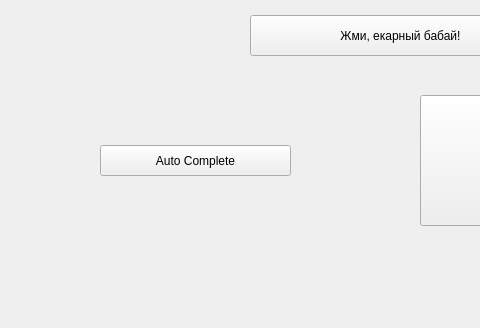
Above: mainwindow.ui from kostyastrong/Turing-Machine-School before the change; both pictures show x 0 to 480 and y 374 to 702 of the 1303 by 702 pixel window. Below: the same form after it.
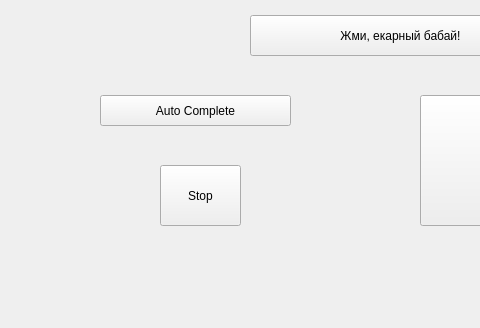
That is the form after the change.

```diff
--- a/mainwindow.ui
+++ b/mainwindow.ui
@@ -103,7 +103,7 @@
     <property name="geometry">
      <rect>
       <x>100</x>
-      <y>500</y>
+      <y>450</y>
       <width>191</width>
       <height>31</height>
      </rect>
@@ -161,6 +161,19 @@
      <string>Заполнил</string>
     </property>
    </widget>
+   <widget class="QPushButton" name="pushButton_2">
+    <property name="geometry">
+     <rect>
+      <x>160</x>
+      <y>520</y>
+      <width>81</width>
+      <height>61</height>
+     </rect>
+    </property>
+    <property name="text">
+     <string>Stop</string>
+    </property>
+   </widget>
   </widget>
   <widget class="QMenuBar" name="menubar">
    <property name="geometry">
```
